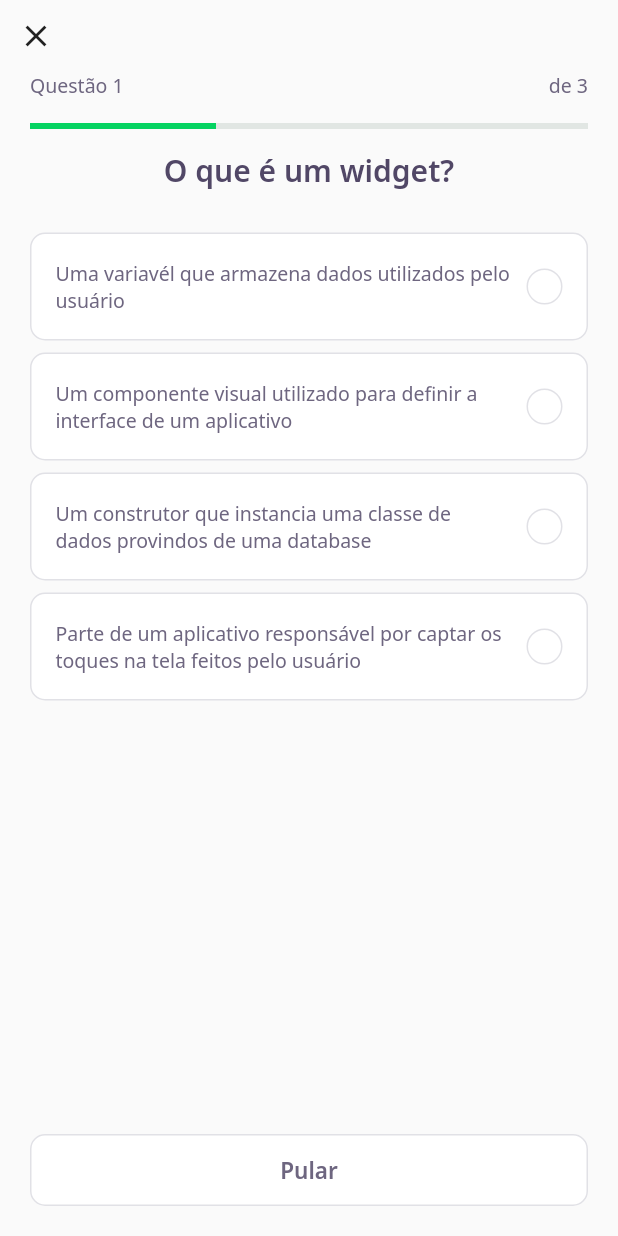
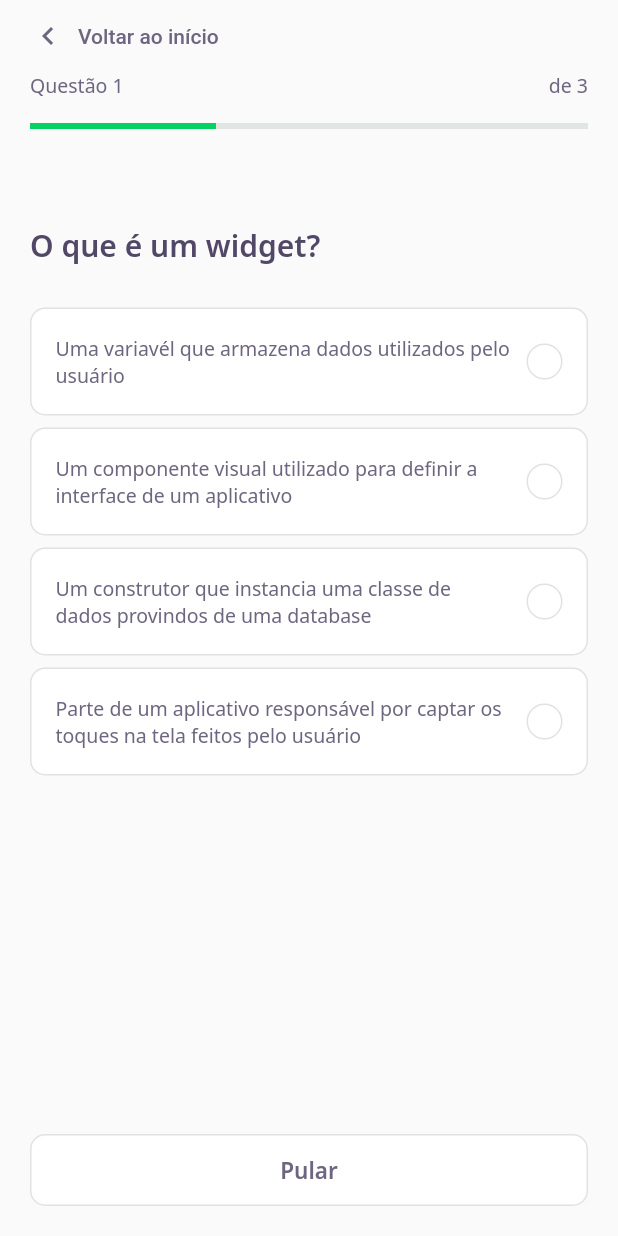
Before and after one commit to pedrohfernandes/DevQuiz, a Flutter app: the screen it shows after launch, after a tap on "Widgets do Flutter", on a phone screen of 412 x 824 dp. Run offline on Flutter 3.47's test engine with Material 2 defaults, Android fonts, the phone set to English and light mode, and no system bars; our stand-ins replace google_fonts, share_plus; accounts and stored records are empty; network calls fail.

Commit message:
correções de layout com base no Figma

```diff
--- a/lib/challenge/challenge_page.dart
+++ b/lib/challenge/challenge_page.dart
@@ -2,6 +2,7 @@ import 'package:devquiz/challenge/challenge_controller.dart';
 import 'package:devquiz/challenge/widgets/next_button/next_button_widget.dart';
 import 'package:devquiz/challenge/widgets/question_indicator/question_indicator_widget.dart';
 import 'package:devquiz/challenge/widgets/quiz/quiz_widget.dart';
+import 'package:devquiz/core/core.dart';
 import 'package:devquiz/result/result_page.dart';
 import 'package:devquiz/shared/models/question_model.dart';
 import 'package:flutter/material.dart';
@@ -51,17 +52,28 @@ class _ChallengePageState extends State<ChallengePage> {
   Widget build(BuildContext context) {
     return Scaffold(
       appBar: PreferredSize(
-        preferredSize: Size.fromHeight(100),
+        preferredSize: Size.fromHeight(150),
         child: SafeArea(
           top: true,
+          child: Padding(
+            padding: const EdgeInsets.symmetric(horizontal: 20),
             child: Column(
               crossAxisAlignment: CrossAxisAlignment.start,
               children: [
-              IconButton(
-                icon: Icon(Icons.close),
+                TextButton.icon(
+                  style: ButtonStyle(
+                    iconColor: MaterialStateProperty.all(AppColors.grey),
+                    overlayColor: MaterialStateProperty.all(Colors.transparent),
+                    padding: MaterialStateProperty.all(EdgeInsets.zero),
+                  ),
                   onPressed: () {
                     Navigator.pop(context);
                   },
+                  icon: Icon(Icons.keyboard_arrow_left),
+                  label: Text(
+                    "Voltar ao início",
+                    style: TextStyle(color: AppColors.grey),
+                  ),
                 ),
                 ValueListenableBuilder(
                   valueListenable: controller.currentPageNotifier,
@@ -71,6 +83,7 @@ class _ChallengePageState extends State<ChallengePage> {
                   ),
                 ),
               ],
+            ),
           ),
         ),
       ),
--- a/lib/challenge/widgets/question_indicator/question_indicator_widget.dart
+++ b/lib/challenge/widgets/question_indicator/question_indicator_widget.dart
@@ -13,8 +13,6 @@ class QuestionIndicatorWidget extends StatelessWidget {
   @override
   Widget build(BuildContext context) {
     return Container(
-      child: Padding(
-        padding: const EdgeInsets.symmetric(horizontal: 20),
       child: Column(
         children: [
           Row(
@@ -38,7 +36,6 @@ class QuestionIndicatorWidget extends StatelessWidget {
           ),
         ],
       ),
-      ),
     );
   }
 }
--- a/lib/challenge/widgets/quiz/quiz_widget.dart
+++ b/lib/challenge/widgets/quiz/quiz_widget.dart
@@ -29,6 +29,7 @@ class _QuizWidgetState extends State<QuizWidget> {
       child: Padding(
         padding: const EdgeInsets.symmetric(horizontal: 20),
         child: Column(
+          crossAxisAlignment: CrossAxisAlignment.start,
           children: [
             Text(
               widget.question.title,
--- a/lib/home/home_page.dart
+++ b/lib/home/home_page.dart
@@ -1,4 +1,5 @@
 import 'package:devquiz/challenge/challenge_page.dart';
+import 'package:devquiz/core/core.dart';
 import 'package:devquiz/home/home_controller.dart';
 import 'package:devquiz/home/home_state.dart';
 import 'package:devquiz/home/widgets/appbar/app_bar_widget.dart';
@@ -59,6 +60,7 @@ class _HomePageState extends State<HomePage> {
               ),
               Expanded(
                 child: GridView.count(
+                  padding: EdgeInsets.only(bottom: 20),
                   crossAxisSpacing: 16,
                   mainAxisSpacing: 16,
                   crossAxisCount: 2,
@@ -91,8 +93,13 @@ class _HomePageState extends State<HomePage> {
       );
     } else {
       return Scaffold(
-        body: Center(
-          child: CircularProgressIndicator(),
+        body: Container(
+          decoration: BoxDecoration(
+            gradient: AppGradients.linear,
+          ),
+          child: Center(
+            child: CircularProgressIndicator(),
+          ),
         ),
       );
     }
--- a/lib/home/widgets/appbar/app_bar_widget.dart
+++ b/lib/home/widgets/appbar/app_bar_widget.dart
@@ -9,13 +9,13 @@ class AppBarWidget extends PreferredSize {
 
   AppBarWidget({required this.user})
       : super(
-          preferredSize: Size.fromHeight(250),
+          preferredSize: Size.fromHeight(270),
           child: Container(
-            height: 250,
+            height: 270,
             child: Stack(
               children: [
                 Container(
-                  height: 161,
+                  height: 160,
                   padding: const EdgeInsets.symmetric(horizontal: 20),
                   width: double.maxFinite,
                   decoration: BoxDecoration(gradient: AppGradients.linear),
--- a/lib/home/widgets/score_card/score_card_widget.dart
+++ b/lib/home/widgets/score_card/score_card_widget.dart
@@ -18,12 +18,14 @@ class ScoreCardWidget extends StatelessWidget {
       child: Container(
         height: 136,
         decoration: BoxDecoration(
+          border: Border.fromBorderSide(BorderSide(color: AppColors.border)),
           color: AppColors.white,
           borderRadius: BorderRadius.circular(15),
         ),
         child: Padding(
-          padding: const EdgeInsets.symmetric(horizontal: 24),
+          padding: const EdgeInsets.all(24),
           child: Row(
+            mainAxisAlignment: MainAxisAlignment.spaceAround,
             crossAxisAlignment: CrossAxisAlignment.center,
             children: [
               Expanded(
@@ -37,7 +39,7 @@ class ScoreCardWidget extends StatelessWidget {
                 child: Padding(
                   padding: const EdgeInsets.only(left: 24),
                   child: Column(
-                    mainAxisAlignment: MainAxisAlignment.center,
+                    mainAxisAlignment: MainAxisAlignment.spaceAround,
                     crossAxisAlignment: CrossAxisAlignment.start,
                     children: [
                       Text(
```
Also changed, not shown: lib/result/result_page.dart (+18 -4 lines). Lines whose indentation alone changed are shown as unchanged.
